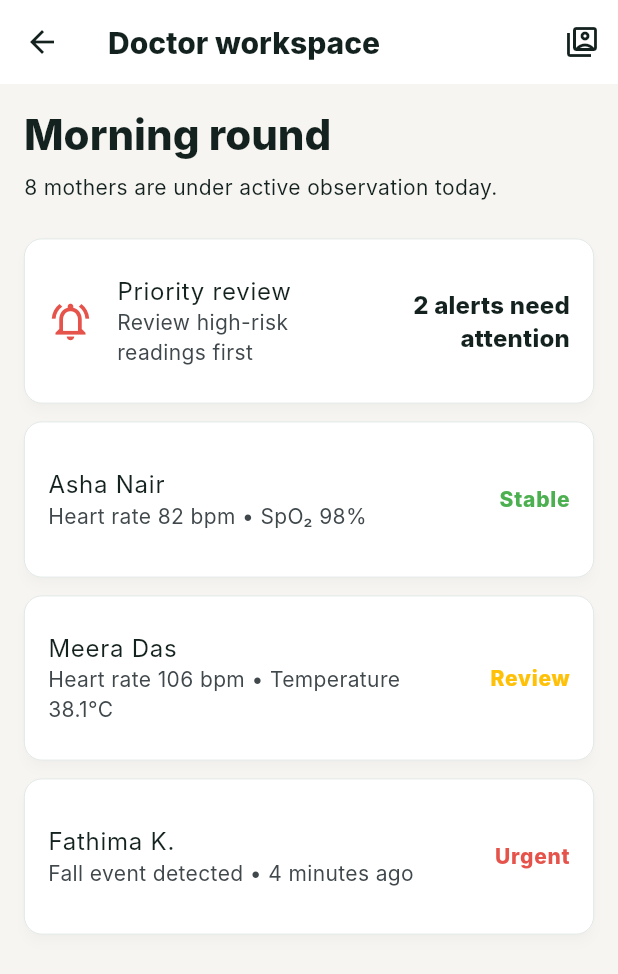
After one commit to Devananda888/MaatriWatch, a Flutter app: the screen it shows after launch, after a tap on "Doctor", on a phone screen of 412 x 824 dp. The commit adds this screen. Shown: the top 974 px of the screen. Run offline on Flutter 3.47's test engine with Material 3 defaults, Android fonts, the phone set to English and light mode, and no system bars; our stand-ins replace firebase_auth, firebase_core, firebase_database, fl_chart; accounts and stored records are empty; network calls fail; Roboto replaces fonts that are missing (Inter).

Commit message:
first commit

```diff
--- a/dashboard/lib/features/demo/demo_mode.dart
+++ b/dashboard/lib/features/demo/demo_mode.dart
@@ -40,7 +40,7 @@ class DemoRolePicker extends StatelessWidget {
                     icon: Icons.favorite_outline_rounded,
                     title: 'Patient',
                     subtitle: 'View simple vitals, use SOS, and complete a check-in',
-                    onTap: () => Navigator.of(context).push(MaterialPageRoute(builder: (_) => const DemoPatientHome())),
+                    onTap: () => Navigator.of(context).push(MaterialPageRoute(builder: (_) => const PatientHome())),
                   ),
                   const SizedBox(height: MaatriTokens.space12),
                   _RoleButton(
--- /dev/null
+++ b/patient_app/lib/features/profiles/role_selection_page.dart
@@ -0,0 +1,219 @@
+import 'package:flutter/material.dart';
+
+import '../../core/design_tokens.dart';
+import '../patient/patient_home.dart';
+
+class RoleSelectionPage extends StatelessWidget {
+  const RoleSelectionPage({super.key});
+
+  @override
+  Widget build(BuildContext context) => Scaffold(
+        appBar: AppBar(title: const Text('MaatriWatch')),
+        body: SafeArea(
+          child: Center(
+            child: ConstrainedBox(
+              constraints: const BoxConstraints(maxWidth: 620),
+              child: ListView(
+                padding: const EdgeInsets.all(MaatriTokens.space16),
+                children: [
+                  Text('Choose your profile', style: Theme.of(context).textTheme.headlineSmall),
+                  const SizedBox(height: MaatriTokens.space8),
+                  Text('Select a profile to access the right MaatriWatch workspace.', style: Theme.of(context).textTheme.bodyMedium),
+                  const SizedBox(height: MaatriTokens.space24),
+                  _ProfileCard(
+                    icon: Icons.person_outline_rounded,
+                    title: 'User',
+                    subtitle: 'Care plan, appointments and family support',
+                    onTap: () => _open(context, const UserHome()),
+                  ),
+                  const SizedBox(height: MaatriTokens.space12),
+                  _ProfileCard(
+                    icon: Icons.favorite_outline_rounded,
+                    title: 'Patient',
+                    subtitle: 'Wearable readings, SOS and wellbeing check-in',
+                    onTap: () => _open(context, const PatientHome()),
+                  ),
+                  const SizedBox(height: MaatriTokens.space12),
+                  _ProfileCard(
+                    icon: Icons.medical_services_outlined,
+                    title: 'Doctor',
+                    subtitle: 'Patient round, risk alerts and clinical actions',
+                    onTap: () => _open(context, const DoctorHome()),
+                  ),
+                  const SizedBox(height: MaatriTokens.space12),
+                  _ProfileCard(
+                    icon: Icons.admin_panel_settings_outlined,
+                    title: 'Admin',
+                    subtitle: 'Hospital activity, devices and care-team access',
+                    onTap: () => _open(context, const AdminHome()),
+                  ),
+                ],
+              ),
+            ),
+          ),
+        ),
+      );
+
+  void _open(BuildContext context, Widget page) => Navigator.of(context).push(MaterialPageRoute<void>(builder: (_) => page));
+}
+
+class UserHome extends StatelessWidget {
+  const UserHome({super.key});
+
+  @override
+  Widget build(BuildContext context) => _ProfileScaffold(
+        title: 'Care companion',
+        child: ListView(
+          padding: const EdgeInsets.all(MaatriTokens.space16),
+          children: [
+            Text('Hello, Anjali', style: Theme.of(context).textTheme.headlineSmall),
+            const SizedBox(height: MaatriTokens.space8),
+            const Text('Stay connected to your postpartum care plan and support network.'),
+            const SizedBox(height: MaatriTokens.space24),
+            const _InfoCard(icon: Icons.calendar_month_outlined, title: 'Next follow-up', value: '18 Aug, 10:30 AM', caption: 'MACE Women’s Health Clinic'),
+            const SizedBox(height: MaatriTokens.space12),
+            const _InfoCard(icon: Icons.groups_outlined, title: 'Support contact', value: 'Asha, ASHA worker', caption: 'Available today until 6:00 PM'),
+            const SizedBox(height: MaatriTokens.space12),
+            const _InfoCard(icon: Icons.check_circle_outline_rounded, title: 'Care plan', value: '3 of 4 tasks complete', caption: 'Hydration, rest and check-in are on track'),
+          ],
+        ),
+      );
+}
+
+class DoctorHome extends StatelessWidget {
+  const DoctorHome({super.key});
+
+  @override
+  Widget build(BuildContext context) => _ProfileScaffold(
+        title: 'Doctor workspace',
+        child: ListView(
+          padding: const EdgeInsets.all(MaatriTokens.space16),
+          children: [
+            Text('Morning round', style: Theme.of(context).textTheme.headlineSmall),
+            const SizedBox(height: MaatriTokens.space8),
+            const Text('8 mothers are under active observation today.'),
+            const SizedBox(height: MaatriTokens.space24),
+            const _InfoCard(icon: Icons.notifications_active_outlined, title: 'Priority review', value: '2 alerts need attention', caption: 'Review high-risk readings first', color: MaatriTokens.critical),
+            const SizedBox(height: MaatriTokens.space12),
+            const _PatientStatus(name: 'Asha Nair', detail: 'Heart rate 82 bpm • SpO₂ 98%', status: 'Stable', color: MaatriTokens.success),
+            const SizedBox(height: MaatriTokens.space12),
+            const _PatientStatus(name: 'Meera Das', detail: 'Heart rate 106 bpm • Temperature 38.1°C', status: 'Review', color: MaatriTokens.warning),
+            const SizedBox(height: MaatriTokens.space12),
+            const _PatientStatus(name: 'Fathima K.', detail: 'Fall event detected • 4 minutes ago', status: 'Urgent', color: MaatriTokens.critical),
+          ],
+        ),
+      );
+}
+
+class AdminHome extends StatelessWidget {
+  const AdminHome({super.key});
+
+  @override
+  Widget build(BuildContext context) => _ProfileScaffold(
+        title: 'Hospital administration',
+        child: ListView(
+          padding: const EdgeInsets.all(MaatriTokens.space16),
+          children: [
+            Text('MACE Women’s Health Clinic', style: Theme.of(context).textTheme.headlineSmall),
+            const SizedBox(height: MaatriTokens.space8),
+            const Text('Today’s care operations at a glance.'),
+            const SizedBox(height: MaatriTokens.space24),
+            const _InfoCard(icon: Icons.people_outline, title: 'Active patients', value: '8', caption: 'All assigned to a care team'),
+            const SizedBox(height: MaatriTokens.space12),
+            const _InfoCard(icon: Icons.watch_outlined, title: 'Devices assigned', value: '8 of 10', caption: '2 devices available for issue'),
+            const SizedBox(height: MaatriTokens.space12),
+            const _InfoCard(icon: Icons.badge_outlined, title: 'Care-team access', value: '6 active clinicians', caption: 'No pending access requests'),
+          ],
+        ),
+      );
+}
+
+class _ProfileScaffold extends StatelessWidget {
+  const _ProfileScaffold({required this.title, required this.child});
+
+  final String title;
+  final Widget child;
+
+  @override
+  Widget build(BuildContext context) => Scaffold(
+        appBar: AppBar(
+          title: Text(title),
+          actions: [
+            IconButton(
+              tooltip: 'Change profile',
+              icon: const Icon(Icons.switch_account_outlined),
+              onPressed: () => Navigator.of(context).pop(),
+            ),
+          ],
+        ),
+        body: SafeArea(child: child),
+      );
+}
+
+class _ProfileCard extends StatelessWidget {
+  const _ProfileCard({required this.icon, required this.title, required this.subtitle, required this.onTap});
+
+  final IconData icon;
+  final String title;
+  final String subtitle;
+  final VoidCallback onTap;
+
+  @override
+  Widget build(BuildContext context) => Card(
+        clipBehavior: Clip.antiAlias,
+        child: InkWell(
+          onTap: onTap,
+          child: Padding(
+            padding: const EdgeInsets.all(MaatriTokens.space16),
+            child: Row(
+              children: [
+                Icon(icon, size: 32, color: MaatriTokens.primary),
+                const SizedBox(width: MaatriTokens.space16),
+                Expanded(child: Column(crossAxisAlignment: CrossAxisAlignment.start, children: [Text(title, style: Theme.of(context).textTheme.titleLarge), const SizedBox(height: MaatriTokens.space4), Text(subtitle)])),
+                const Icon(Icons.arrow_forward_ios_rounded, size: 18, color: MaatriTokens.textMuted),
+              ],
+            ),
+          ),
+        ),
+      );
+}
+
+class _InfoCard extends StatelessWidget {
+  const _InfoCard({required this.icon, required this.title, required this.value, required this.caption, this.color = MaatriTokens.primary});
+
+  final IconData icon;
+  final String title;
+  final String value;
+  final String caption;
+  final Color color;
+
+  @override
+  Widget build(BuildContext context) => Card(
+        child: ListTile(
+          contentPadding: const EdgeInsets.all(MaatriTokens.space16),
+          leading: Icon(icon, color: color, size: 30),
+          title: Text(title),
+          subtitle: Text(caption),
+          trailing: ConstrainedBox(constraints: const BoxConstraints(maxWidth: 130), child: Text(value, textAlign: TextAlign.end, style: Theme.of(context).textTheme.titleMedium)),
+        ),
+      );
+}
+
+class _PatientStatus extends StatelessWidget {
+  const _PatientStatus({required this.name, required this.detail, required this.status, required this.color});
+
+  final String name;
+  final String detail;
+  final String status;
+  final Color color;
+
+  @override
+  Widget build(BuildContext context) => Card(
+        child: ListTile(
+          contentPadding: const EdgeInsets.all(MaatriTokens.space16),
+          title: Text(name),
+          subtitle: Text(detail),
+          trailing: Text(status, style: MaatriTokens.type(size: MaatriTokens.type14, weight: FontWeight.w800, color: color)),
+        ),
+      );
+}
--- a/patient_app/lib/main.dart
+++ b/patient_app/lib/main.dart
@@ -1,11 +1,11 @@
 import 'package:flutter/material.dart';
 
 import 'core/app_theme.dart';
-import 'features/patient/patient_home.dart';
+import 'features/profiles/role_selection_page.dart';
 
 void main() => runApp(const MaatriWatchPatientApp());
 
-/// Android-first entry point for the existing mock patient companion flow.
+/// Android-first entry point for the MaatriWatch companion app.
 class MaatriWatchPatientApp extends StatelessWidget {
   const MaatriWatchPatientApp({super.key});
 
@@ -14,6 +14,6 @@ class MaatriWatchPatientApp extends StatelessWidget {
         title: 'MaatriWatch',
         debugShowCheckedModeBanner: false,
         theme: maatriTheme(),
-        home: const DemoPatientHome(),
+        home: const RoleSelectionPage(),
       );
 }
```
Also changed, not shown: patient_app/lib/features/patient/patient_home.dart (+16 -16 lines), patient_app/pubspec.lock (added), 6 other files.
